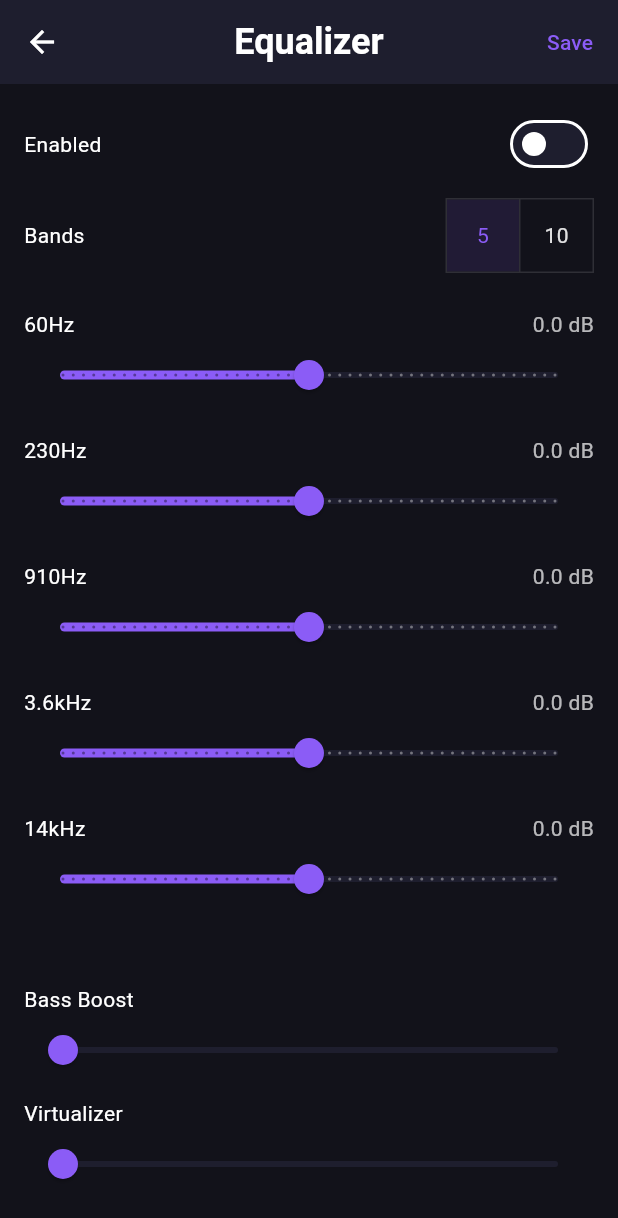
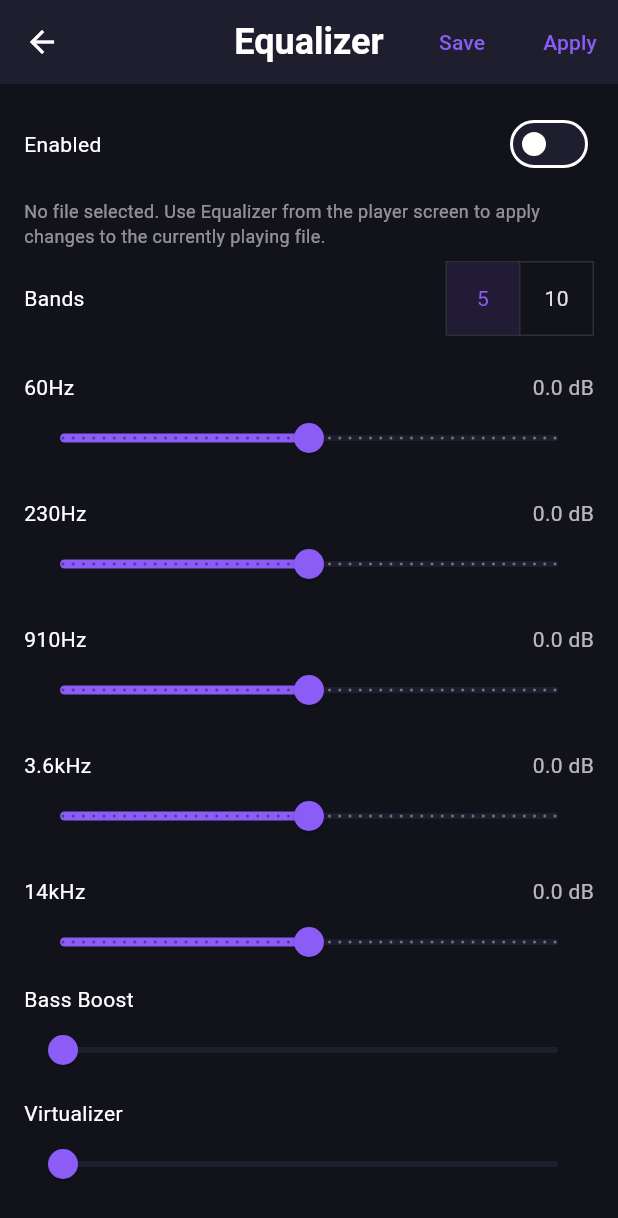
Before and after one commit to jerytom33/media-player, a Flutter app: the EqualizerScreen screen opened directly, on a phone screen of 412 x 824 dp. Shown: the top 1218 px of the screen. Run offline on Flutter 3.47's test engine with Material 3 defaults, Android fonts, the light colour scheme and no system bars; our stand-ins replace file_picker, just_audio, permission_handler, shared_preferences, video_player; accounts and stored records are empty.

Commit message:
Equalizer added with functionality & bugs fixed

```diff
--- a/lib/screens/equalizer_screen.dart
+++ b/lib/screens/equalizer_screen.dart
@@ -1,8 +1,11 @@
+import 'dart:io';
 import 'package:flutter/material.dart';
 import '../services/equalizer_service.dart';
+import '../services/audio_processing_service.dart';
 
 class EqualizerScreen extends StatefulWidget {
-  const EqualizerScreen({super.key});
+  final String? filePath;
+  const EqualizerScreen({super.key, this.filePath});
 
   @override
   State<EqualizerScreen> createState() => _EqualizerScreenState();
@@ -47,6 +50,27 @@ class _EqualizerScreenState extends State<EqualizerScreen> {
     if (mounted) Navigator.pop(context);
   }
 
+  Future<void> _apply() async {
+    if (widget.filePath == null || widget.filePath!.isEmpty) {
+      if (mounted) ScaffoldMessenger.of(context).showSnackBar(const SnackBar(content: Text('No file to apply equalizer to.')));
+      return;
+    }
+    final f = File(widget.filePath!);
+    if (!f.existsSync()) {
+      if (mounted) ScaffoldMessenger.of(context).showSnackBar(const SnackBar(content: Text('Selected file no longer exists on disk.')));
+      return;
+    }
+    setState(() => _loading = true);
+    try {
+      final out = await AudioProcessingService.getInstance().applyEqualizerToFile(widget.filePath!, _settings);
+      if (mounted) Navigator.pop(context, out);
+    } catch (e) {
+      if (mounted) ScaffoldMessenger.of(context).showSnackBar(SnackBar(content: Text('Failed to process file: $e')));
+    } finally {
+      if (mounted) setState(() => _loading = false);
+    }
+  }
+
   @override
   Widget build(BuildContext context) {
     if (_loading) return const Scaffold(body: Center(child: CircularProgressIndicator()));
@@ -59,7 +83,16 @@ class _EqualizerScreenState extends State<EqualizerScreen> {
         title: const Text('Equalizer'),
         backgroundColor: const Color(0xFF1E1E2E),
         actions: [
-          TextButton(onPressed: _save, child: const Text('Save', style: TextStyle(color: Color(0xFF8B5CF6))))
+          if (!_loading)
+            TextButton(onPressed: _save, child: const Text('Save', style: TextStyle(color: Color(0xFF8B5CF6))))
+          else
+            const Padding(padding: EdgeInsets.symmetric(horizontal: 16), child: Center(child: SizedBox(width: 20, height: 20, child: CircularProgressIndicator(strokeWidth: 2)))) ,
+          const SizedBox(width: 8),
+          // Apply button
+          if (!_loading)
+            TextButton(onPressed: _apply, child: const Text('Apply', style: TextStyle(color: Color(0xFF8B5CF6))))
+          else
+            const SizedBox.shrink(),
         ],
       ),
       backgroundColor: const Color(0xFF12121A),
@@ -85,6 +118,13 @@ class _EqualizerScreenState extends State<EqualizerScreen> {
               ],
             ),
             const SizedBox(height: 12),
+            if (widget.filePath != null) ...[
+              Text('Processing will create a temporary file and won\'t change the original', style: TextStyle(color: Colors.white54, fontSize: 12)),
+              const SizedBox(height: 8),
+            ] else ...[
+              Text('No file selected. Use Equalizer from the player screen to apply changes to the currently playing file.', style: TextStyle(color: Colors.white54, fontSize: 12)),
+              const SizedBox(height: 8),
+            ],
             Row(
               children: [
                 const Text('Bands', style: TextStyle(color: Colors.white)),
--- a/pubspec.yaml
+++ b/pubspec.yaml
@@ -15,6 +15,7 @@ dependencies:
   permission_handler: ^11.3.1
   path_provider: ^2.1.5
   shared_preferences: ^2.3.3
+  path: ^1.8.3
 
 dev_dependencies:
   flutter_test:
```
Also changed, not shown: lib/screens/media_home_page.dart (+22 -2 lines), lib/services/audio_processing_service.dart (added, +66 -0 lines), pubspec.lock, 1 other file.
